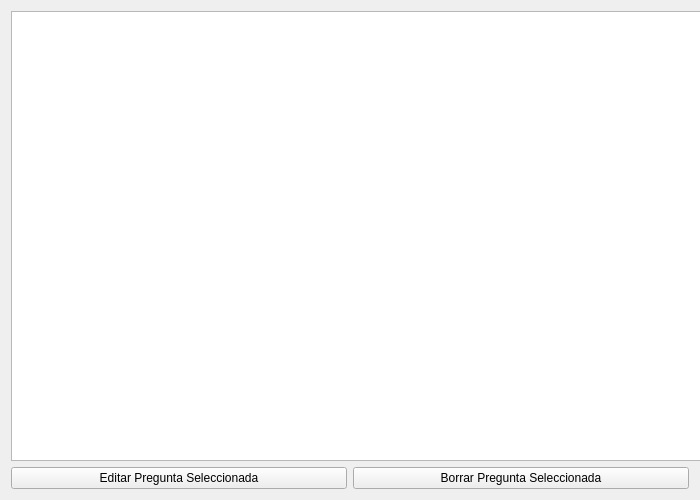
First picture: the form in ventanalistarpreguntas.ui, repository IvanParedes03/TriviaLP2, before the edit.
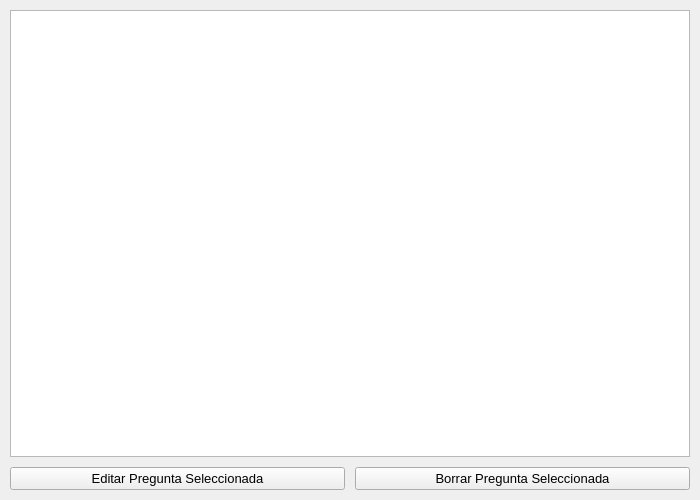
Second picture: the form after the edit.

```diff
--- a/ventanalistarpreguntas.ui
+++ b/ventanalistarpreguntas.ui
@@ -18,29 +18,37 @@
   </property>
   <property name="maximumSize">
    <size>
-    <width>724</width>
-    <height>512</height>
+    <width>700</width>
+    <height>500</height>
    </size>
   </property>
   <property name="windowTitle">
    <string>Form</string>
   </property>
   <layout class="QVBoxLayout" name="verticalLayout_2">
+   <property name="spacing">
+    <number>10</number>
+   </property>
+   <property name="leftMargin">
+    <number>10</number>
+   </property>
+   <property name="topMargin">
+    <number>10</number>
+   </property>
+   <property name="rightMargin">
+    <number>10</number>
+   </property>
+   <property name="bottomMargin">
+    <number>10</number>
+   </property>
    <item>
     <layout class="QVBoxLayout" name="verticalLayout">
      <item>
       <widget class="QListWidget" name="listWidget_listaPreguntas">
-       <property name="minimumSize">
-        <size>
-         <width>700</width>
-         <height>450</height>
-        </size>
-       </property>
-       <property name="maximumSize">
-        <size>
-         <width>700</width>
-         <height>450</height>
-        </size>
+       <property name="font">
+        <font>
+         <pointsize>10</pointsize>
+        </font>
        </property>
       </widget>
      </item>
@@ -48,6 +56,11 @@
       <layout class="QHBoxLayout" name="horizontalLayout">
        <item>
         <widget class="QPushButton" name="pushButton_editarPreguntaSeleccionada">
+         <property name="font">
+          <font>
+           <pointsize>10</pointsize>
+          </font>
+         </property>
          <property name="text">
           <string>Editar Pregunta Seleccionada</string>
          </property>
@@ -55,6 +68,11 @@
        </item>
        <item>
         <widget class="QPushButton" name="pushButton_borrarPreguntaSeleccionada">
+         <property name="font">
+          <font>
+           <pointsize>10</pointsize>
+          </font>
+         </property>
          <property name="text">
           <string>Borrar Pregunta Seleccionada</string>
          </property>
```
